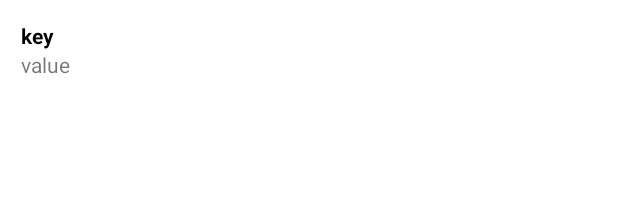
After one commit to tamtps/TrainingProject, an Android app: the layout item_how_to_videos.xml on its own in the app's theme, with its tools: preview values and no code run, on a phone screen of 412 x 824 dp. The commit adds this screen. Shown: the top 218 px of the screen. Run offline under Robolectric (Android 15) with nearby library versions, the phone set to English and light mode, and no system bars.

Commit message:
complete_how_to_videos
Token

```diff
--- a/app/build.gradle
+++ b/app/build.gradle
@@ -13,6 +13,7 @@ android {
         targetSdkVersion 30
         versionCode 1
         versionName "1.0"
+        multiDexEnabled true
 
         testInstrumentationRunner "androidx.test.runner.AndroidJUnitRunner"
     }
@@ -72,4 +73,7 @@ dependencies {
 
     //Picasso giúp chuyển URL image sang resource để có thể bind vào ImageView
     implementation 'com.squareup.picasso:picasso:2.71828'
+    implementation("androidx.recyclerview:recyclerview:1.2.1")
+    implementation("androidx.recyclerview:recyclerview-selection:1.1.0")
+    implementation 'androidx.multidex:multidex:2.0.1'
 }
--- a/app/src/main/java/com/example/trainingproject/screens/SplashActivity.kt
+++ b/app/src/main/java/com/example/trainingproject/screens/SplashActivity.kt
@@ -28,7 +28,7 @@ class SplashActivity : AppCompatActivity() {
                 startActivity(intent)
             }
             else {
-                val intent = Intent(this, CardsActivity::class.java)
+                val intent = Intent(this, HowToVideoActivity::class.java)
                 startActivity(intent)
             }
             finish()
--- /dev/null
+++ b/app/src/main/res/layout/item_how_to_videos.xml
@@ -0,0 +1,31 @@
+<?xml version="1.0" encoding="utf-8"?>
+<LinearLayout
+    xmlns:android="http://schemas.android.com/apk/res/android"
+    android:layout_width="match_parent"
+    android:layout_height="wrap_content"
+    android:orientation="vertical"
+    android:padding="@dimen/text_size_very_small">
+
+    <TextView
+        android:id="@+id/txt_video_key"
+        android:text="key"
+        android:textSize="@dimen/text_size_very_small"
+        android:textStyle="bold"
+        android:textColor="@color/black"
+        android:layout_width="match_parent"
+        android:layout_height="wrap_content"
+        />
+
+
+    <TextView
+        android:id="@+id/txt_video_value"
+        android:text="value"
+        android:layout_width="match_parent"
+        android:layout_height="wrap_content"
+        android:clickable="true"
+        android:autoLink="web"
+        android:linksClickable="true"
+        android:textColorLink="@color/blue"
+        />
+
+</LinearLayout>
--- a/app/src/main/res/values/colors.xml
+++ b/app/src/main/res/values/colors.xml
@@ -10,4 +10,5 @@
     <color name="light_grey">#F5F5F5</color>
     <color name="grey_100">#1BD6D6D6</color>
     <color name="grey">#5F5F5F</color>
+    <color name="blue">#0000FF</color>
 </resources>
--- a/app/src/main/res/values/dimens.xml
+++ b/app/src/main/res/values/dimens.xml
@@ -27,5 +27,6 @@
     <dimen name="appbar_padding_top">8dp</dimen>
     <dimen name="search_bar_height">40dp</dimen>
     <dimen name="imageview_appbar">30dp</dimen>
+    <dimen name="wallet_card_height">250dp</dimen>
 
 </resources>
--- a/app/src/main/res/values/strings.xml
+++ b/app/src/main/res/values/strings.xml
@@ -21,4 +21,7 @@
     <string name="tab_text_3">Coupons</string>
     <string name="tab_text_4">Punch Card</string>
     <string name="tab_text_5">Points</string>
+    <string name="link">
+        <a href="">AAAAAAA</a>
+    </string>
 </resources>
```
Also changed, not shown: app/src/main/AndroidManifest.xml (+7 -4 lines), app/src/main/java/com/example/trainingproject/api/ApiVideo.kt (added, +11 -0 lines), app/src/main/java/com/example/trainingproject/api/RetrofitClient.kt (+12 -1 lines), app/src/main/java/com/example/trainingproject/components/HowToVideoAdapter.kt (added, +40 -0 lines), app/src/main/java/com/example/trainingproject/components/WalletCardAdapter.kt (added, +9 -0 lines), app/src/main/java/com/example/trainingproject/models/VideoResponse.kt (added, +15 -0 lines), app/src/main/java/com/example/trainingproject/screens/HowToVideoActivity.kt (added, +51 -0 lines), app/src/main/java/com/example/trainingproject/screens/cards/WalletCardScreen.kt (renamed from app/src/main/java/com/example/trainingproject/screens/cards/CardsScreen.kt, +3 -13 lines), app/src/main/res/layout/activity_how_to_video.xml (added, +15 -0 lines), app/src/main/res/layout/fragment_wallet_card_screen.xml (renamed from app/src/main/res/layout/fragment_cards_screen.xml, +5 -5 lines), app/src/main/res/layout/item_wallet_card.xml (added, +57 -0 lines).
